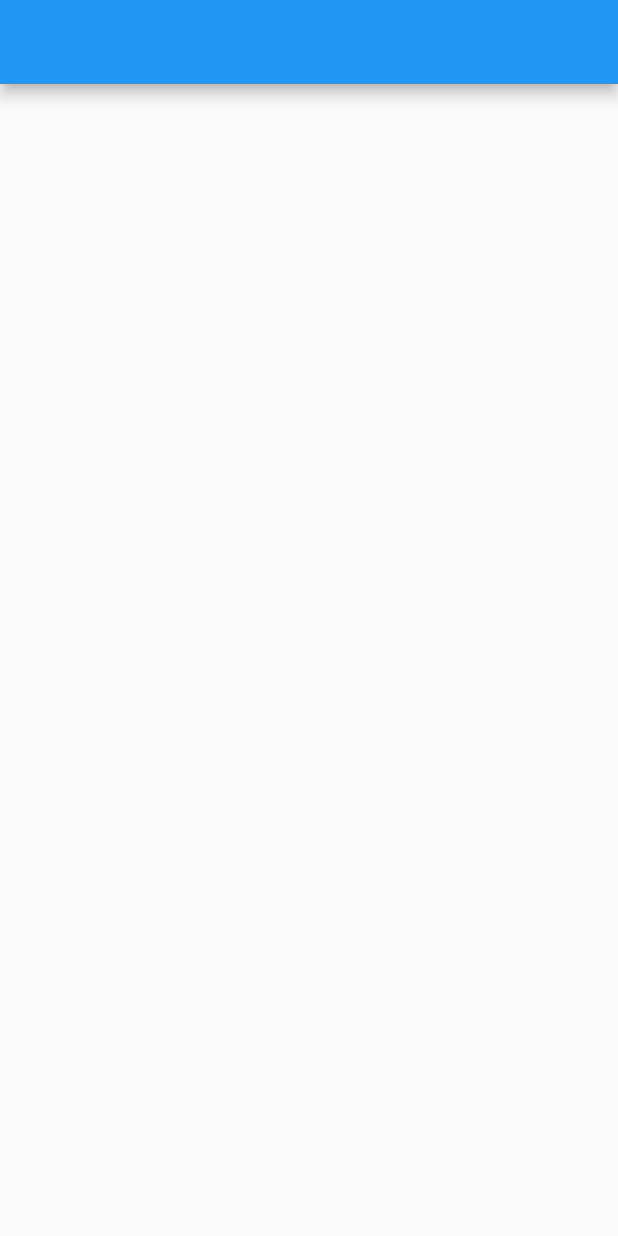
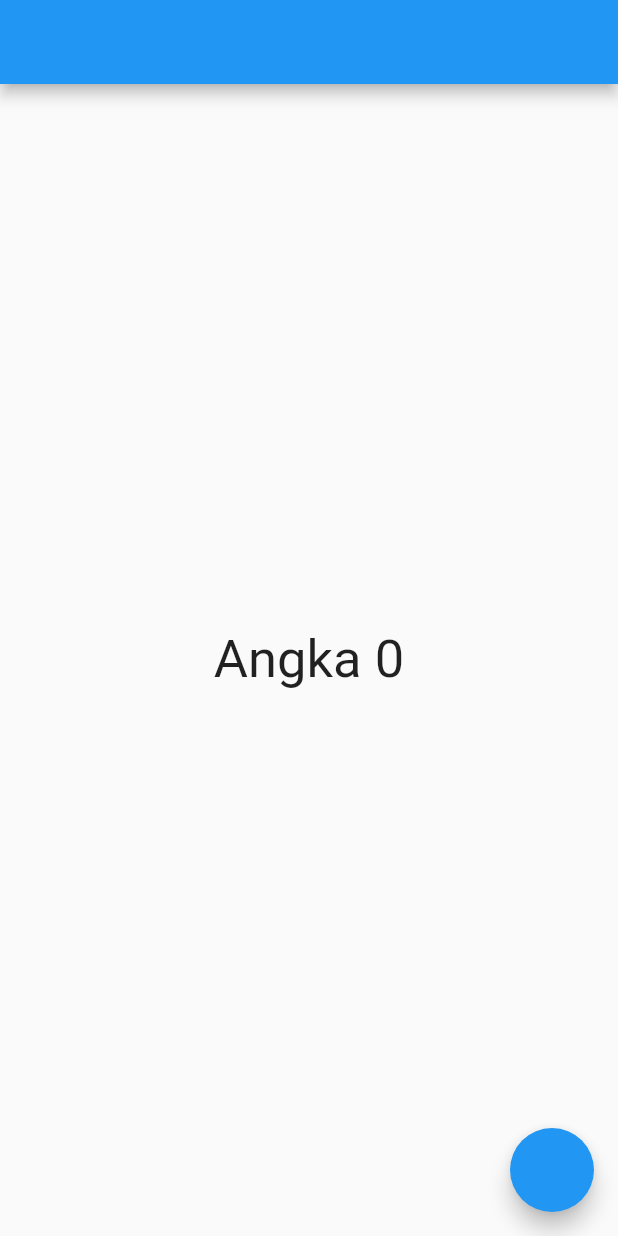
Before and after one commit to mrrezkii/Flutter-GetX, a Flutter app: the screen it shows after launch, on a phone screen of 412 x 824 dp. Run offline on Flutter 3.47's test engine with Material 2 defaults, Android fonts, the phone set to English and light mode, and no system bars; our stand-ins replace get.

Commit message:
first commit | https://youtu.be/RJ7f6XqmU-w

```diff
--- /dev/null
+++ b/lib/controller/counter_controller.dart
@@ -0,0 +1,11 @@
+import 'package:get/get.dart';
+
+class CounterController extends GetxController {
+  var counter = 0.obs;
+  var isDark = false.obs;
+
+  void changeTheme() => isDark.value = !isDark.value;
+
+  void increment() => counter++;
+  void decrement() => counter--;
+}
--- a/lib/main.dart
+++ b/lib/main.dart
@@ -1,27 +1,49 @@
 import 'package:flutter/material.dart';
+import 'package:get/get.dart';
+
+import 'controller/counter_controller.dart';
 
 void main() {
   runApp(MyApp());
 }
 
 class MyApp extends StatelessWidget {
-  const MyApp({Key? key}) : super(key: key);
+  MyApp({Key? key}) : super(key: key);
+
+  final counterC = Get.put(CounterController());
 
   @override
   Widget build(BuildContext context) {
-    return MaterialApp(
-      home: HomePage(),
-    );
+    return Obx(() => MaterialApp(
+          home: HomePage(),
+          theme: counterC.isDark.value ? ThemeData.dark() : ThemeData.light(),
+        ));
   }
 }
 
 class HomePage extends StatelessWidget {
-  const HomePage({Key? key}) : super(key: key);
+  HomePage({Key? key}) : super(key: key);
+
+  final c = Get.find<CounterController>();
 
   @override
   Widget build(BuildContext context) {
     return Scaffold(
       appBar: AppBar(),
+      body: Center(
+        child: Obx(
+          () => Text(
+            'Angka ${c.counter}',
+            style: TextStyle(fontSize: 35),
+          ),
+        ),
+      ),
+      floatingActionButton: FloatingActionButton(
+        onPressed: () {
+          c.increment();
+          c.changeTheme();
+        },
+      ),
     );
   }
 }
```
